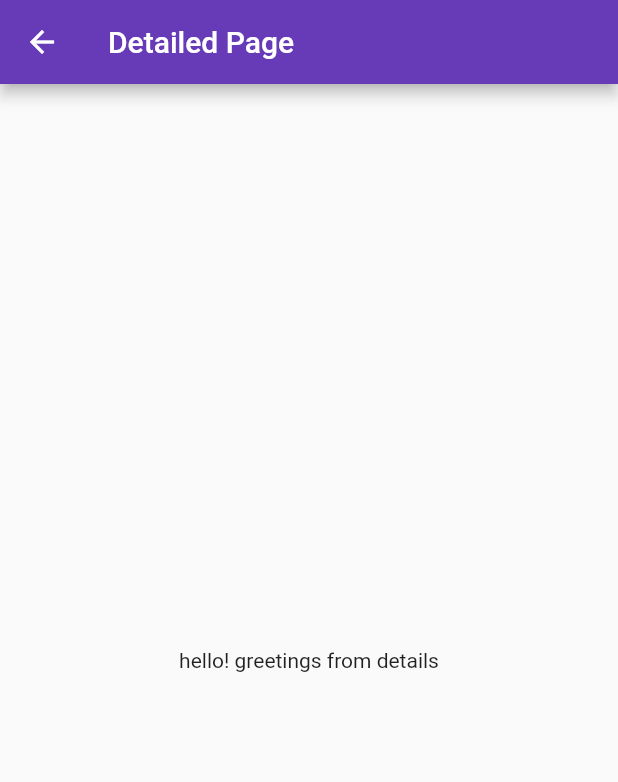
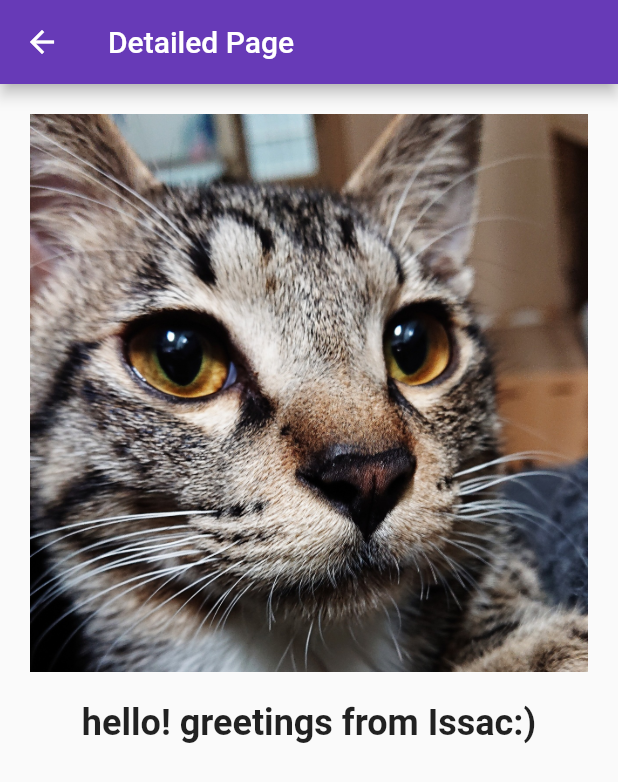
Before and after one commit to donna6355/flutterstudy, a Flutter app: the Detail screen opened by its route, on a phone screen of 412 x 824 dp. Shown: the top 782 px of the screen. Run offline on Flutter 3.47's test engine with Material 2 defaults, Android fonts, the phone set to English and light mode, and no system bars.

Commit message:
add issac photo

```diff
--- a/album/lib/detail.dart
+++ b/album/lib/detail.dart
@@ -8,7 +8,19 @@ class Detail extends StatelessWidget {
     return Scaffold(
       appBar: AppBar(title: Text('Detailed Page')),
       body: Center(
-        child: Text('hello! greetings from details'),
+        child: Column(
+          children: [
+            Container(
+              padding: EdgeInsets.all(20),
+              child: Image.asset('asset/issac.jpeg'),
+            ),
+            Text('hello! greetings from Issac:)',
+                style: TextStyle(
+                  fontWeight: FontWeight.bold,
+                  fontSize: 24,
+                )),
+          ],
+        ),
       ),
     );
   }
--- a/album/pubspec.yaml
+++ b/album/pubspec.yaml
@@ -45,8 +45,8 @@ flutter:
   uses-material-design: true
 
   # To add assets to your application, add an assets section, like this:
-  # assets:
-  #   - images/a_dot_burr.jpeg
+  assets:
+    - asset/issac.jpeg
   #   - images/a_dot_ham.jpeg
 
   # An image asset can refer to one or more resolution-specific "variants", see
```
Also changed, not shown: album/asset/issac.jpeg (added).
